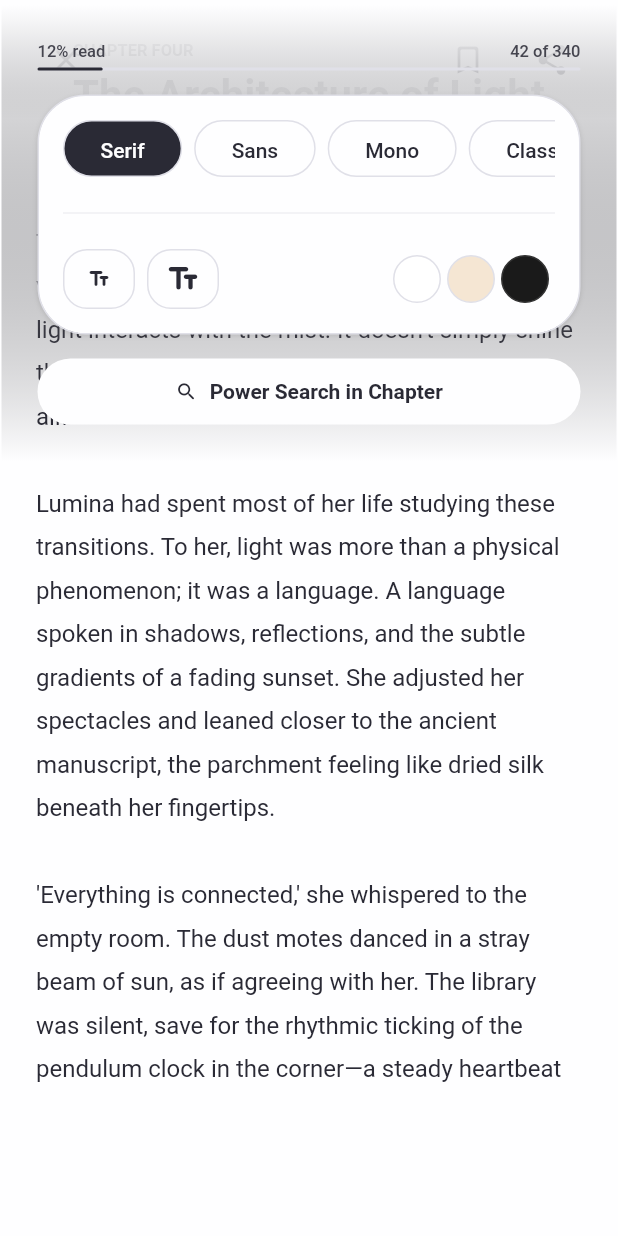
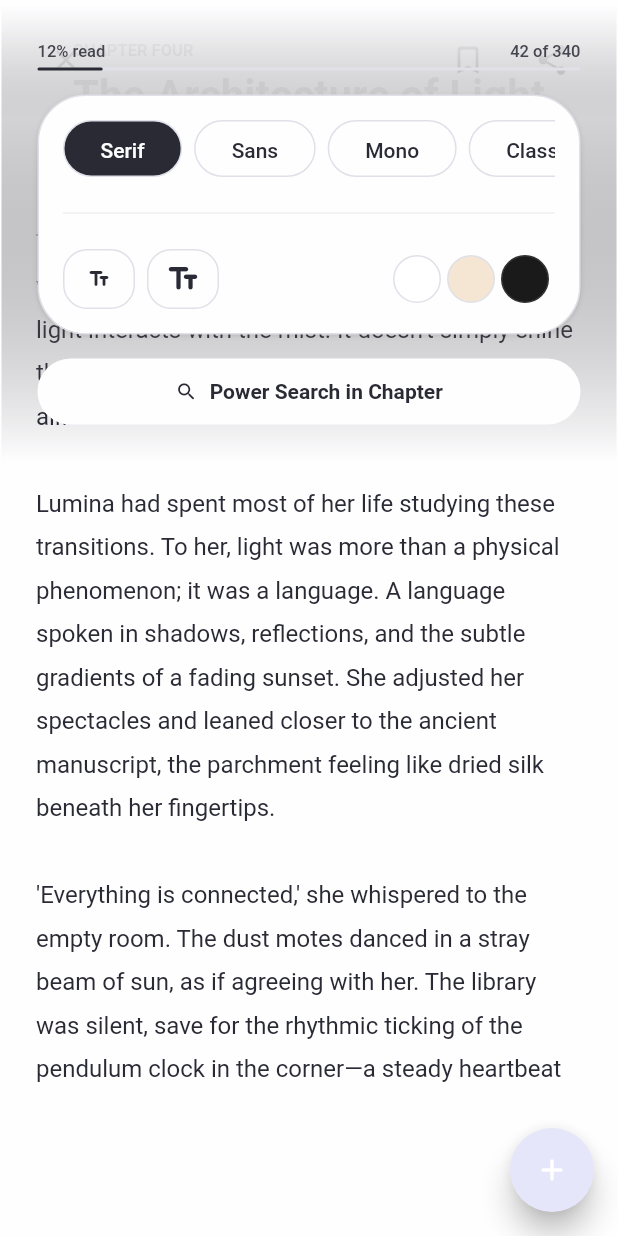
Before and after one commit to dilipkn007/spbooks, a Flutter app: the screen it shows after launch, on a phone screen of 412 x 824 dp. Run offline on Flutter 3.47's test engine with Material 3 defaults, Android fonts, the phone set to English and light mode, and no system bars; drawn by our look-alikes of auto_size_text, percent_indicator; our stand-ins replace cached_network_image, font_awesome_flutter, from_css_color, go_router, google_fonts, page_transition and 3 more; missing offline and left inert: json_path; accounts and stored records are empty; statements that could not run were skipped.

Commit message:
debugging floating button

```diff
--- a/lib/reader_view/reader_view_widget.dart
+++ b/lib/reader_view/reader_view_widget.dart
@@ -43,6 +43,19 @@ class _ReaderViewWidgetState extends State<ReaderViewWidget> {
     return Scaffold(
       key: scaffoldKey,
       backgroundColor: FlutterFlowTheme.of(context).primaryBackground,
+      floatingActionButton: FloatingActionButton(
+        onPressed: () async {
+          _model.utilityFlag = !_model.utilityFlag;
+          safeSetState(() {});
+        },
+        backgroundColor: FlutterFlowTheme.of(context).primary,
+        elevation: 8.0,
+        child: Icon(
+          Icons.add_rounded,
+          color: FlutterFlowTheme.of(context).info,
+          size: 24.0,
+        ),
+      ),
       body: SafeArea(
         top: true,
         child: Stack(
```
